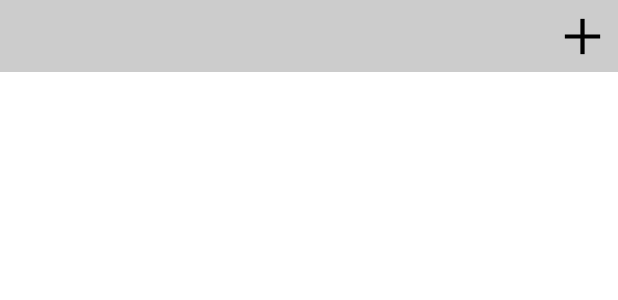
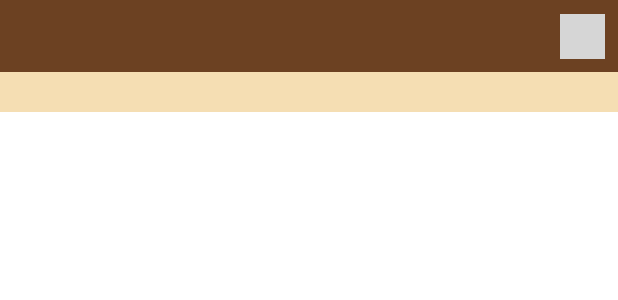
Before and after one commit to ivoblenko/Notes, an Android app built with Jetpack Compose: the @Preview function ScreenPreview, on a phone screen of 412 x 824 dp. Shown: the top 300 px of the screen. Run offline under Robolectric (Android 15) with nearby library versions, the phone set to English and light mode, and no system bars; grey boxes are pictures that could not be loaded.

```diff
--- a/app/src/main/java/com/example/notes/list/MainViewModel.kt
+++ b/app/src/main/java/com/example/notes/list/MainViewModel.kt
@@ -18,12 +18,15 @@ class MainViewModel : ViewModel() {
     fun obtainEvent(event: ListEvent) = viewModelScope.launch {
         when (event) {
             is ListEvent.NoteClick -> action.value =
-                ListAction.NavigateToEditor(event.note)
+                ListAction.NavigateToEditor(note = event.note)
 
             is ListEvent.NewNote -> action.value = ListAction.NavigateToNewEditor()
 
             is ListEvent.DeleteNote -> {
+//                val deleteIndex = state.value.notes.indexOf(event.note)
+                state.value.notes.remove(event.note)
                 Repository.delete(note = event.note)
+                action.value = ListAction.DeleteNote
             }
 
             is ListEvent.OnListCreate -> {
--- a/app/src/main/java/com/example/notes/list/model/ListAction.kt
+++ b/app/src/main/java/com/example/notes/list/model/ListAction.kt
@@ -10,4 +10,6 @@ sealed class ListAction {
     data class NavigateToNewEditor(
         val note: Note = Note()
     ) : ListAction()
+
+    object DeleteNote : ListAction()
 }
--- a/app/src/main/java/com/example/notes/list/ui/Ui.kt
+++ b/app/src/main/java/com/example/notes/list/ui/Ui.kt
@@ -13,7 +13,6 @@ import androidx.compose.material.Scaffold
 import androidx.compose.material.Text
 import androidx.compose.runtime.Composable
 import androidx.compose.runtime.State
-import androidx.compose.runtime.mutableStateOf
 import androidx.compose.runtime.remember
 import androidx.compose.ui.Modifier
 import androidx.compose.ui.graphics.Color
@@ -52,10 +51,11 @@ fun MainScreen(notes: State<ListState>, eventHandler: (ListEvent) -> Unit) {
             }
         }
     }) {
-        LazyColumn {
+        LazyColumn(modifier = Modifier.background(color = Color.White)) {
             items(remembered.value.notes) { item ->
                 NoteItem(note = item, eventHandler = eventHandler)
             }
+
         }
     }
 }
@@ -67,36 +67,76 @@ fun NoteItem(note: Note, eventHandler: (ListEvent) -> Unit) {
             .fillMaxWidth()
             .padding(bottom = 5.dp)
             .clickable { eventHandler.invoke(ListEvent.NoteClick(note = note)) }
+
     ) {
-        NoteRow(
-            backgroundColor = colorResource(id = R.color.topNoteBlock),
+
+        NoteTopRow(
             text = note.title,
-            textColor = colorResource(id = R.color.noteTitle)
+            eventHandler = eventHandler,
+            note = note
         )
-        NoteRow(
-            backgroundColor = colorResource(id = R.color.mainNoteBlock),
+
+        NoteDownRow(
             text = note.text
         )
     }
 }
 
 @Composable
-fun NoteRow(
-    backgroundColor: Color,
+fun NoteTopRow(
+    text: String,
+    eventHandler: (ListEvent) -> Unit,
+    note: Note
+) {
+    Row(
+        modifier = Modifier
+            .background(color = colorResource(id = R.color.topNoteBlock))
+            .fillMaxWidth()
+    ) {
+
+        Text(
+            text = text,
+            color = colorResource(id = R.color.noteTitle),
+            modifier = Modifier
+                .padding(5.dp)
+                .weight(1f)
+        )
+
+        IconButton(
+            onClick = { eventHandler(ListEvent.DeleteNote(note = note)) },
+        )
+        {
+            Icon(
+                painter = painterResource(id = R.drawable.delete),
+                contentDescription = null,
+                modifier = Modifier
+                    .size(30.dp)
+                    .weight(1f),
+                tint = Color.Red
+            )
+        }
+
+    }
+}
+
+@Composable
+fun NoteDownRow(
     text: String,
     textColor: Color = Color.Black
 ) {
     Row(
         modifier = Modifier
-            .background(color = backgroundColor)
+            .background(color = colorResource(id = R.color.mainNoteBlock))
             .fillMaxWidth()
     ) {
+
         Text(
             text = text,
             color = textColor,
             modifier = Modifier
                 .padding(5.dp)
         )
+
     }
 }
 
@@ -105,5 +145,6 @@ fun NoteRow(
 @Preview(showBackground = true)
 @Composable
 private fun ScreenPreview() {
-    MainScreen(mutableStateOf(ListState()), {})
+//    MainScreen(mutableStateOf(ListState()), {})
+    NoteItem(note = Note(1, "", ""), eventHandler = {})
 }
```
Also changed, not shown: app/build.gradle (+11 -0 lines), app/src/main/java/com/example/notes/editor/ui/EditorUi.kt (+15 -10 lines), app/src/main/java/com/example/notes/list/MainActivity.kt (+8 -0 lines).
